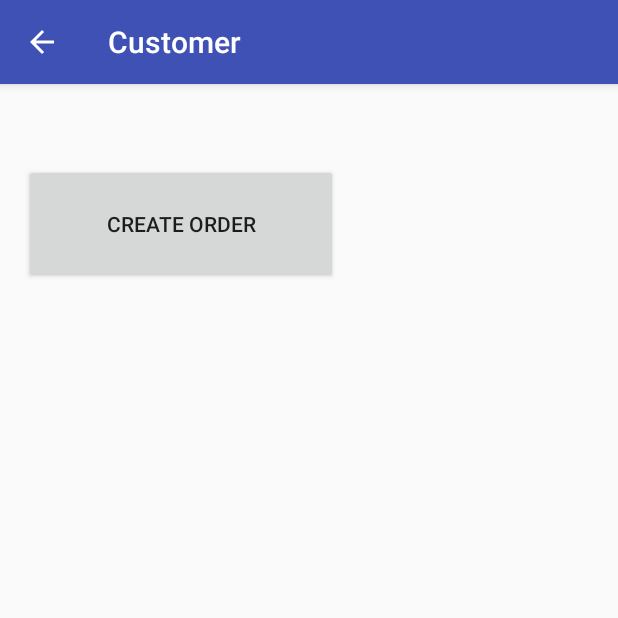
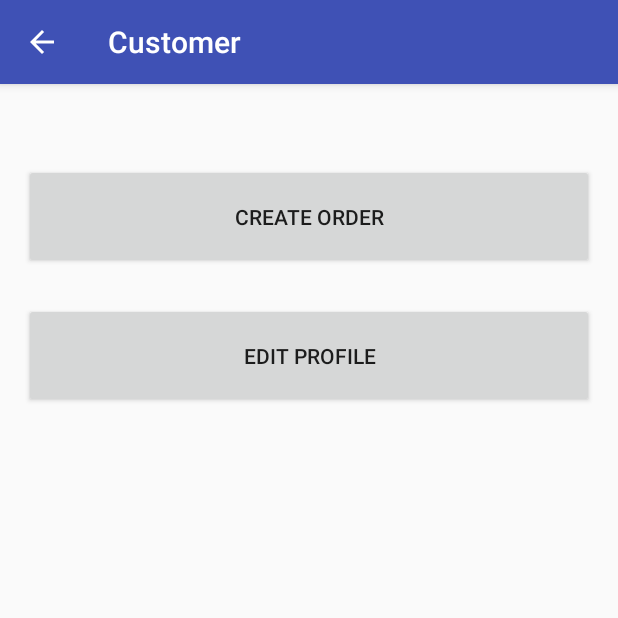
Before and after one commit to washuclub/washu, an Android app: the CustomerActivity screen opened directly, with no data from a screen before it, on a phone screen of 412 x 824 dp, the top half of it. Run offline under Robolectric (Android 15) with nearby library versions, the phone set to English and light mode, and no system bars.

Commit message:
Add profile

```diff
--- a/app/src/main/java/me/cpjk/washu/CustomerActivity.java
+++ b/app/src/main/java/me/cpjk/washu/CustomerActivity.java
@@ -8,6 +8,8 @@ import android.view.View;
 import android.widget.Button;
 
 public class CustomerActivity extends AppCompatActivity {
+
+    private final int EDIT_PROFILE_REQUEST_CODE = 100;
 
     @Override
     protected void onCreate(Bundle savedInstanceState) {
@@ -25,4 +27,8 @@ public class CustomerActivity extends AppCompatActivity {
         CustomerActivity.this.startActivity(startCustomerCreateOrderActivityIntent);
     }
 
+    public void openCustomerEditProfileActivity(View view) {
+        Intent startCustomerEditProfileActivityIntent = new Intent(CustomerActivity.this, CustomerEditProfileActivity.class);
+        CustomerActivity.this.startActivityForResult(startCustomerEditProfileActivityIntent, EDIT_PROFILE_REQUEST_CODE);
+    }
 }
--- a/app/src/main/res/layout/content_customer.xml
+++ b/app/src/main/res/layout/content_customer.xml
@@ -18,16 +18,37 @@
         android:layout_height="match_parent"
         android:weightSum="1">
 
+        <LinearLayout
+            android:orientation="horizontal"
+            android:layout_width="match_parent"
+            android:layout_height="130dp">
+
             <Button
                 android:layout_width="209dp"
-            android:layout_height="wrap_content"
+                android:layout_height="70dp"
                 android:text="Create Order"
                 android:id="@+id/customerCreateOrderButton"
                 android:layout_marginTop="37dp"
                 android:layout_alignParentTop="true"
                 android:layout_centerHorizontal="true"
-            android:layout_weight="0.05"
+                android:layout_weight="0.01"
                 android:onClick="openCustomerCreateOrderActivity" />
         </LinearLayout>
 
+        <LinearLayout
+            android:orientation="horizontal"
+            android:layout_width="match_parent"
+            android:layout_height="131dp">
+
+            <Button
+                android:layout_width="match_parent"
+                android:layout_height="70dp"
+                android:text="Edit Profile"
+                android:id="@+id/customerEditProfileButton"
+                android:layout_weight="0.01"
+                android:onClick="openCustomerEditProfileActivity" />
+        </LinearLayout>
+
+    </LinearLayout>
+
 </RelativeLayout>
--- a/app/src/main/res/values/strings.xml
+++ b/app/src/main/res/values/strings.xml
@@ -5,4 +5,10 @@
     <string name="title_activity_customer_create_order">Create Order</string>
     <string name="title_activity_select_wash_type">SelectWashType</string>
     <string name="title_activity_payment">Payment</string>
+    <string name="title_activity_customer_edit_profile">CustomerEditProfileActivity</string>
+    <string name="profile_file_name">user_profile</string>
+    <string name="user_profile_name">name</string>
+    <string name="user_profile_age">age</string>
+    <string name="user_profile_license">license</string>
+    <string name="user_profile_cc">cc_number</string>
 </resources>
```
Also changed, not shown: app/src/main/AndroidManifest.xml (+14 -3 lines), app/src/main/java/me/cpjk/washu/CustomerEditProfileActivity.java (added, +54 -0 lines), app/src/main/res/layout/activity_customer_edit_profile.xml (added, +26 -0 lines), app/src/main/res/layout/content_customer_edit_profile.xml (added, +92 -0 lines). Lines whose indentation alone changed are shown as unchanged.
